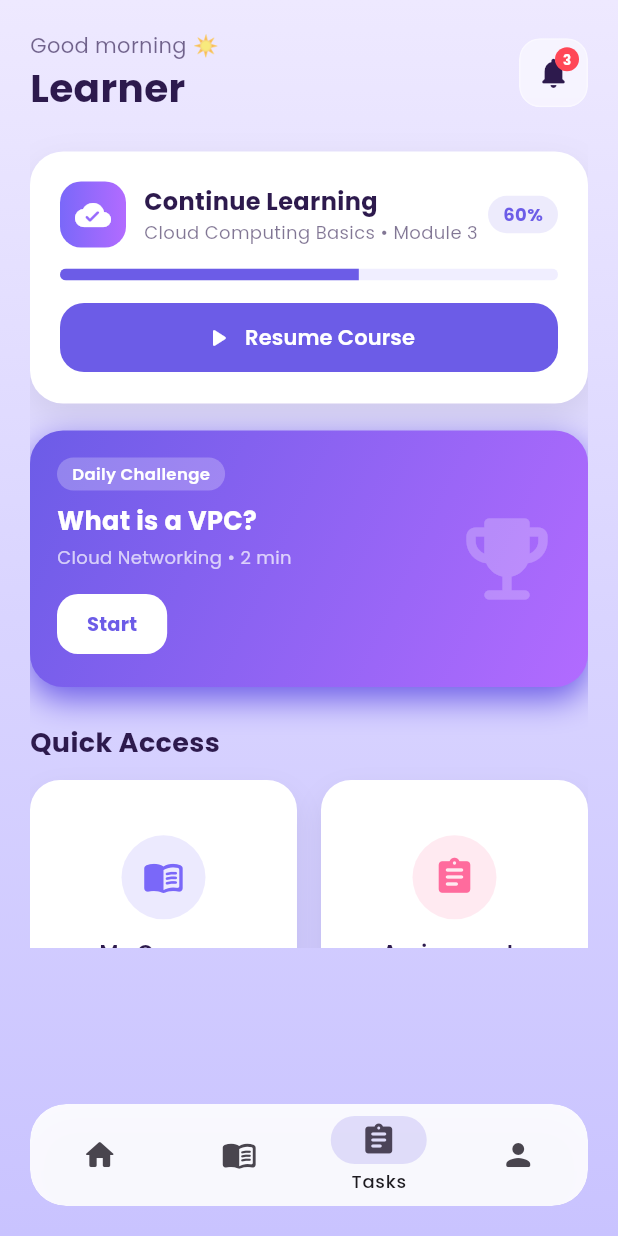
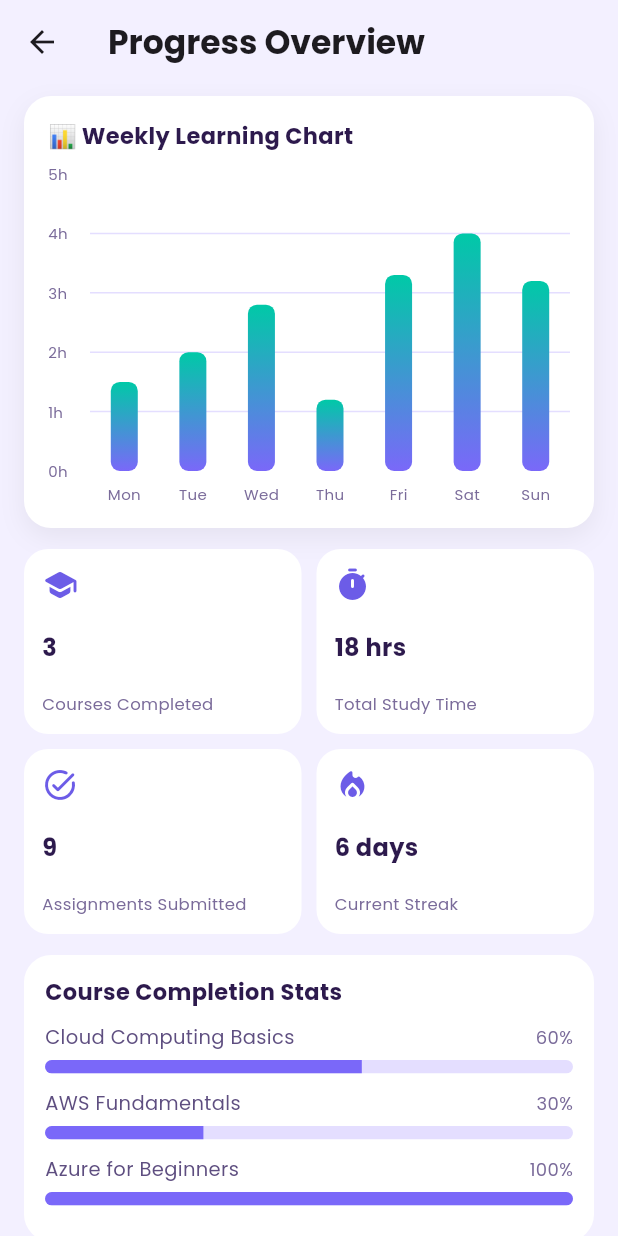
Before and after one commit to kalviumcommunity/S84_CloudLearn_Mobile_App_CloudCoders, a Flutter app: the StudentHomeScreen screen opened directly, item 3 of the bottom bar chosen, on a phone screen of 412 x 824 dp. Run offline on Flutter 3.47's test engine with Material 3 defaults, Android fonts, the phone set to English and light mode, and no system bars; drawn by our look-alikes of fl_chart; our stand-ins replace cloud_firestore, firebase_auth, firebase_core, firebase_storage, geolocator, google_fonts and 2 more; accounts and stored records are empty.

Commit message:
feat: add progress analytics page

```diff
--- /dev/null
+++ b/flut/lib/screens/progress_analytics_screen.dart
@@ -0,0 +1,274 @@
+import 'package:fl_chart/fl_chart.dart';
+import 'package:flutter/material.dart';
+import 'package:google_fonts/google_fonts.dart';
+
+class ProgressAnalyticsScreen extends StatelessWidget {
+  const ProgressAnalyticsScreen({super.key});
+
+  @override
+  Widget build(BuildContext context) {
+    const chartData = <double>[1.5, 2.0, 2.8, 1.2, 3.3, 4.0, 3.2];
+    const maxY = 5.0;
+
+    return Scaffold(
+      backgroundColor: const Color(0xFFF3F0FF),
+      appBar: AppBar(
+        title: Text(
+          'Progress Overview',
+          style: GoogleFonts.poppins(fontWeight: FontWeight.w700),
+        ),
+        backgroundColor: Colors.transparent,
+        elevation: 0,
+      ),
+      body: SafeArea(
+        child: ListView(
+          padding: const EdgeInsets.fromLTRB(16, 8, 16, 24),
+          children: [
+            Container(
+              padding: const EdgeInsets.all(16),
+              decoration: BoxDecoration(
+                color: Colors.white,
+                borderRadius: BorderRadius.circular(18),
+                boxShadow: [
+                  BoxShadow(
+                    color: Colors.black.withValues(alpha: 0.06),
+                    blurRadius: 14,
+                    offset: const Offset(0, 6),
+                  ),
+                ],
+              ),
+              child: Column(
+                crossAxisAlignment: CrossAxisAlignment.start,
+                children: [
+                  Text(
+                    '📊 Weekly Learning Chart',
+                    style: GoogleFonts.poppins(
+                      fontSize: 15,
+                      fontWeight: FontWeight.w700,
+                      color: const Color(0xFF2D1A4D),
+                    ),
+                  ),
+                  const SizedBox(height: 14),
+                  SizedBox(
+                    height: 220,
+                    child: BarChart(
+                      BarChartData(
+                        maxY: maxY,
+                        alignment: BarChartAlignment.spaceAround,
+                        gridData: FlGridData(
+                          show: true,
+                          horizontalInterval: 1,
+                          drawVerticalLine: false,
+                          getDrawingHorizontalLine: (value) {
+                            return const FlLine(
+                              color: Color(0xFFE4DEFF),
+                              strokeWidth: 1,
+                            );
+                          },
+                        ),
+                        borderData: FlBorderData(show: false),
+                        titlesData: FlTitlesData(
+                          rightTitles: const AxisTitles(
+                            sideTitles: SideTitles(showTitles: false),
+                          ),
+                          topTitles: const AxisTitles(
+                            sideTitles: SideTitles(showTitles: false),
+                          ),
+                          leftTitles: AxisTitles(
+                            sideTitles: SideTitles(
+                              showTitles: true,
+                              reservedSize: 28,
+                              interval: 1,
+                              getTitlesWidget: (value, meta) {
+                                return Text(
+                                  '${value.toInt()}h',
+                                  style: GoogleFonts.poppins(
+                                    fontSize: 10,
+                                    color: const Color(0xFF7A6B9A),
+                                  ),
+                                );
+                              },
+                            ),
+                          ),
+                          bottomTitles: AxisTitles(
+                            sideTitles: SideTitles(
+                              showTitles: true,
+                              getTitlesWidget: (value, meta) {
+                                const days = ['Mon', 'Tue', 'Wed', 'Thu', 'Fri', 'Sat', 'Sun'];
+                                final day = days[value.toInt()];
+                                return Padding(
+                                  padding: const EdgeInsets.only(top: 8),
+                                  child: Text(
+                                    day,
+                                    style: GoogleFonts.poppins(
+                                      fontSize: 10,
+                                      color: const Color(0xFF7A6B9A),
+                                    ),
+                                  ),
+                                );
+                              },
+                            ),
+                          ),
+                        ),
+                        barGroups: [
+                          for (int i = 0; i < chartData.length; i++)
+                            BarChartGroupData(
+                              x: i,
+                              barRods: [
+                                BarChartRodData(
+                                  toY: chartData[i],
+                                  width: 18,
+                                  borderRadius: BorderRadius.circular(6),
+                                  gradient: const LinearGradient(
+                                    colors: [Color(0xFF7A68F9), Color(0xFF00C9A7)],
+                                    begin: Alignment.bottomCenter,
+                                    end: Alignment.topCenter,
+                                  ),
+                                ),
+                              ],
+                            ),
+                        ],
+                      ),
+                    ),
+                  ),
+                ],
+              ),
+            ),
+            const SizedBox(height: 14),
+            GridView.count(
+              crossAxisCount: 2,
+              shrinkWrap: true,
+              physics: const NeverScrollableScrollPhysics(),
+              crossAxisSpacing: 10,
+              mainAxisSpacing: 10,
+              childAspectRatio: 1.5,
+              children: const [
+                _StatCard(title: 'Courses Completed', value: '3', icon: Icons.school_rounded),
+                _StatCard(title: 'Total Study Time', value: '18 hrs', icon: Icons.timer_rounded),
+                _StatCard(title: 'Assignments Submitted', value: '9', icon: Icons.task_alt_rounded),
+                _StatCard(title: 'Current Streak', value: '6 days', icon: Icons.local_fire_department_rounded),
+              ],
+            ),
+            const SizedBox(height: 14),
+            const _CompletionSection(),
+          ],
+        ),
+      ),
+    );
+  }
+}
+
+class _StatCard extends StatelessWidget {
+  final String title;
+  final String value;
+  final IconData icon;
+
+  const _StatCard({
+    required this.title,
+    required this.value,
+    required this.icon,
+  });
+
+  @override
+  Widget build(BuildContext context) {
+    return Container(
+      padding: const EdgeInsets.all(12),
+      decoration: BoxDecoration(
+        color: Colors.white,
+        borderRadius: BorderRadius.circular(16),
+      ),
+      child: Column(
+        crossAxisAlignment: CrossAxisAlignment.start,
+        mainAxisAlignment: MainAxisAlignment.spaceBetween,
+        children: [
+          Icon(icon, color: const Color(0xFF6C5CE7)),
+          Text(
+            value,
+            style: GoogleFonts.poppins(
+              fontSize: 16,
+              fontWeight: FontWeight.w700,
+              color: const Color(0xFF2D1A4D),
+            ),
+          ),
+          Text(
+            title,
+            maxLines: 2,
+            overflow: TextOverflow.ellipsis,
+            style: GoogleFonts.poppins(
+              fontSize: 11,
+              color: const Color(0xFF7A6B9A),
+            ),
+          ),
+        ],
+      ),
+    );
+  }
+}
+
+class _CompletionSection extends StatelessWidget {
+  const _CompletionSection();
+
+  @override
+  Widget build(BuildContext context) {
+    const courseStats = [
+      ('Cloud Computing Basics', 0.60),
+      ('AWS Fundamentals', 0.30),
+      ('Azure for Beginners', 1.0),
+    ];
+
+    return Container(
+      padding: const EdgeInsets.all(14),
+      decoration: BoxDecoration(
+        color: Colors.white,
+        borderRadius: BorderRadius.circular(18),
+      ),
+      child: Column(
+        crossAxisAlignment: CrossAxisAlignment.start,
+        children: [
+          Text(
+            'Course Completion Stats',
+            style: GoogleFonts.poppins(
+              fontSize: 15,
+              fontWeight: FontWeight.w700,
+              color: const Color(0xFF2D1A4D),
+            ),
+          ),
+          const SizedBox(height: 10),
+          for (final item in courseStats)
+            Padding(
+              padding: const EdgeInsets.only(bottom: 10),
+              child: Column(
+                crossAxisAlignment: CrossAxisAlignment.start,
+                children: [
+                  Row(
+                    children: [
+                      Expanded(
+                        child: Text(
+                          item.$1,
+                          style: GoogleFonts.poppins(fontSize: 13, color: const Color(0xFF5E4E80)),
+                        ),
+                      ),
+                      Text(
+                        '${(item.$2 * 100).round()}%',
+                        style: GoogleFonts.poppins(fontSize: 12, color: const Color(0xFF7A6B9A)),
+                      ),
+                    ],
+                  ),
+                  const SizedBox(height: 6),
+                  ClipRRect(
+                    borderRadius: BorderRadius.circular(8),
+                    child: LinearProgressIndicator(
+                      minHeight: 9,
+                      value: item.$2,
+                      backgroundColor: const Color(0xFFE4DEFF),
+                      valueColor: const AlwaysStoppedAnimation<Color>(Color(0xFF7A68F9)),
+                    ),
+                  ),
+                ],
+              ),
+            ),
+        ],
+      ),
+    );
+  }
+}
--- a/flut/lib/screens/student_home_screen.dart
+++ b/flut/lib/screens/student_home_screen.dart
@@ -3,6 +3,8 @@ import 'dart:ui';
 import 'package:firebase_auth/firebase_auth.dart';
 import 'package:flutter/material.dart';
 import 'package:google_fonts/google_fonts.dart';
+
+import 'progress_analytics_screen.dart';
 
 class StudentHomeScreen extends StatefulWidget {
   const StudentHomeScreen({super.key});
@@ -268,12 +270,19 @@ class _StudentHomeScreenState extends State<StudentHomeScreen>
                 indicatorColor: const Color(0xFF6C5CE7).withValues(alpha: 0.18),
                 labelBehavior: NavigationDestinationLabelBehavior.onlyShowSelected,
                 onDestinationSelected: (index) {
+                  if (index == 2) {
+                    Navigator.of(context).push(
+                      MaterialPageRoute(builder: (_) => const ProgressAnalyticsScreen()),
+                    );
+                    return;
+                  }
+
                   setState(() => _selectedIndex = index);
                 },
                 destinations: const [
                   NavigationDestination(icon: Icon(Icons.home_rounded), label: 'Home'),
                   NavigationDestination(icon: Icon(Icons.menu_book_rounded), label: 'Courses'),
-                  NavigationDestination(icon: Icon(Icons.assignment_rounded), label: 'Tasks'),
+                  NavigationDestination(icon: Icon(Icons.auto_graph_rounded), label: 'Progress'),
                   NavigationDestination(icon: Icon(Icons.person_rounded), label: 'Profile'),
                 ],
               ),
--- a/flut/pubspec.yaml
+++ b/flut/pubspec.yaml
@@ -27,6 +27,7 @@ dependencies:
 
   # State Management
   provider: ^6.1.2
+  fl_chart: ^0.68.0
 
 dev_dependencies:
   flutter_test:
```
